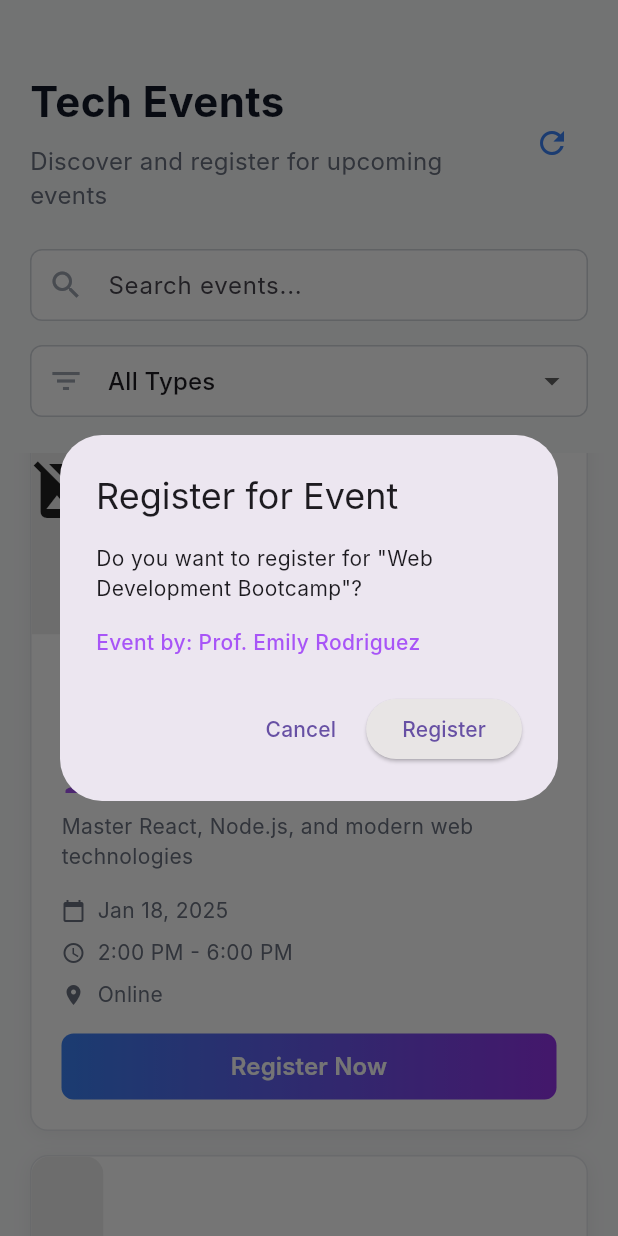
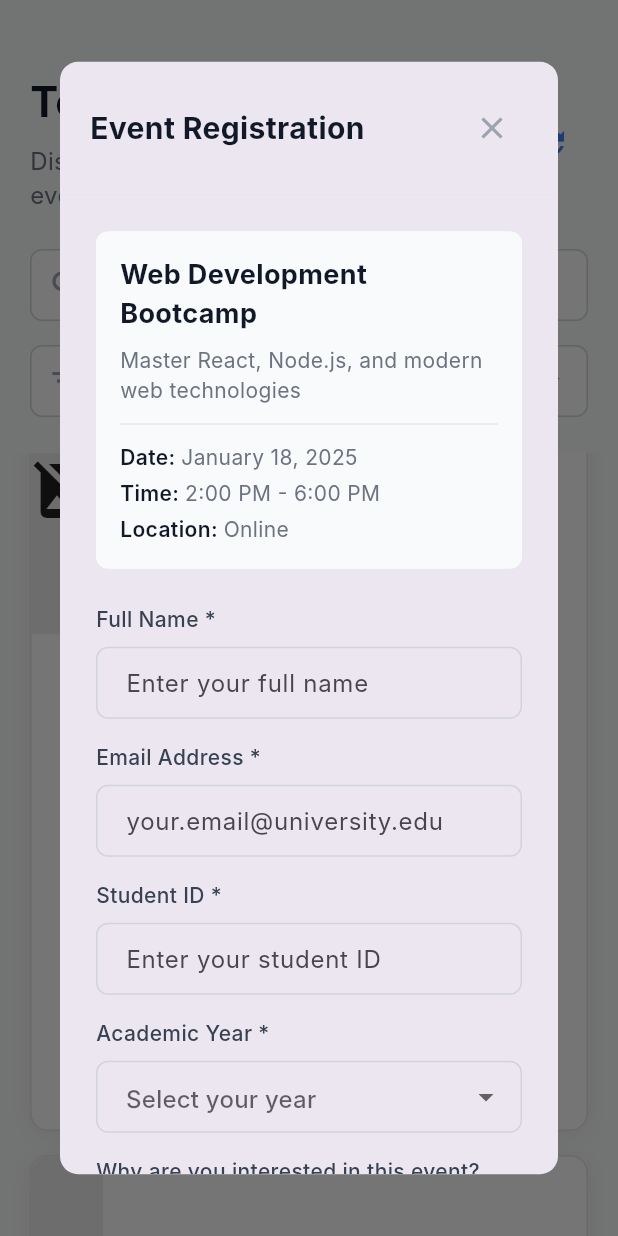
Before and after one commit to novvvv09/Skill-Link, a Flutter app: the EventsScreen screen opened directly, scrolled down 1152 dp, after a tap on "Register Now", on a phone screen of 412 x 824 dp. Run offline on Flutter 3.47's test engine with Material 3 defaults, Android fonts, the phone set to English and light mode, and no system bars; our stand-ins replace cloud_firestore, firebase_auth, firebase_core; accounts and stored records are empty; network calls fail; Roboto replaces fonts that are missing (Inter).

Commit message:
modified files

```diff
--- a/lib/student/event_registration_modal.dart
+++ b/lib/student/event_registration_modal.dart
@@ -1,10 +1,17 @@
 import 'package:flutter/material.dart';
+import 'package:firebase_auth/firebase_auth.dart';
+import 'package:cloud_firestore/cloud_firestore.dart';
+import 'package:skill_link/student/notification_service.dart';
 
 class EventRegistrationModal extends StatefulWidget {
-  final Event event;
+  final Map<String, dynamic> event;
+  final VoidCallback onRegistered;
 
-  const EventRegistrationModal({Key? key, required this.event})
-    : super(key: key);
+  const EventRegistrationModal({
+    Key? key,
+    required this.event,
+    required this.onRegistered,
+  }) : super(key: key);
 
   @override
   State<EventRegistrationModal> createState() => _EventRegistrationModalState();
@@ -12,6 +19,7 @@ class EventRegistrationModal extends StatefulWidget {
 
 class _EventRegistrationModalState extends State<EventRegistrationModal> {
   final _formKey = GlobalKey<FormState>();
+  final User? _currentUser = FirebaseAuth.instance.currentUser;
   String _step = 'form'; // 'form' or 'success'
 
   final _nameController = TextEditingController();
@@ -19,12 +27,125 @@ class _EventRegistrationModalState extends State<EventRegistrationModal> {
   final _studentIdController = TextEditingController();
   final _interestsController = TextEditingController();
   String _selectedYear = '';
+  bool _isSubmitting = false;
 
-  void _handleSubmit() {
-    if (_formKey.currentState!.validate()) {
+  @override
+  void initState() {
+    super.initState();
+    _loadUserData();
+  }
+
+  Future<void> _loadUserData() async {
+    if (_currentUser == null) return;
+
+    try {
+      final userDoc = await FirebaseFirestore.instance
+          .collection('users')
+          .doc(_currentUser!.uid)
+          .get();
+
+      if (userDoc.exists) {
+        final userData = userDoc.data();
+        setState(() {
+          _nameController.text = userData?['fullName'] ?? '';
+          _emailController.text =
+              userData?['email'] ?? _currentUser!.email ?? '';
+          _studentIdController.text = userData?['studentId'] ?? '';
+        });
+      }
+    } catch (e) {
+      print('Error loading user data: $e');
+    }
+  }
+
+  Future<void> _handleSubmit() async {
+    if (!_formKey.currentState!.validate()) return;
+
+    if (_currentUser == null) {
+      ScaffoldMessenger.of(context).showSnackBar(
+        const SnackBar(
+          content: Text('You must be logged in to register'),
+          backgroundColor: Colors.red,
+        ),
+      );
+      return;
+    }
+
+    setState(() => _isSubmitting = true);
+
+    try {
+      // Check if already registered
+      final regCheck = await FirebaseFirestore.instance
+          .collection('events')
+          .doc(widget.event['id'])
+          .collection('registrations')
+          .doc(_currentUser!.uid)
+          .get();
+
+      if (regCheck.exists) {
+        if (mounted) {
+          ScaffoldMessenger.of(context).showSnackBar(
+            const SnackBar(
+              content: Text('You are already registered for this event'),
+              backgroundColor: Color(0xFF10B981),
+            ),
+          );
+          Navigator.pop(context);
+        }
+        return;
+      }
+
+      // Register student
+      await FirebaseFirestore.instance
+          .collection('events')
+          .doc(widget.event['id'])
+          .collection('registrations')
+          .doc(_currentUser!.uid)
+          .set({
+            'studentId': _currentUser!.uid,
+            'studentName': _nameController.text.trim(),
+            'studentEmail': _emailController.text.trim(),
+            'studentIdNumber': _studentIdController.text.trim(),
+            'academicYear': _selectedYear,
+            'interests': _interestsController.text.trim(),
+            'registeredAt': Timestamp.fromDate(DateTime.now()),
+          });
+
+      // Update registered count
+      await FirebaseFirestore.instance
+          .collection('events')
+          .doc(widget.event['id'])
+          .update({'registeredCount': FieldValue.increment(1)});
+
+      // Update student's event count
+      await FirebaseFirestore.instance
+          .collection('users')
+          .doc(_currentUser!.uid)
+          .update({'stats.eventsAttended': FieldValue.increment(1)});
+
+      //  SEND NOTIFICATION TO PROFESSOR
+      await NotificationService.notifyEventRegistration(
+        professorId: widget.event['createdBy'],
+        studentName: _nameController.text.trim(),
+        eventTitle: widget.event['title'],
+        eventId: widget.event['id'],
+      );
+
+      if (mounted) {
         setState(() {
           _step = 'success';
+          _isSubmitting = false;
         });
+        widget.onRegistered();
+      }
+    } catch (e) {
+      print('Error registering for event: $e');
+      if (mounted) {
+        setState(() => _isSubmitting = false);
+        ScaffoldMessenger.of(context).showSnackBar(
+          SnackBar(content: Text('Error: $e'), backgroundColor: Colors.red),
+        );
+      }
     }
   }
 
@@ -96,7 +217,7 @@ class _EventRegistrationModalState extends State<EventRegistrationModal> {
             crossAxisAlignment: CrossAxisAlignment.start,
             children: [
               Text(
-                widget.event.title,
+                widget.event['title'],
                 style: const TextStyle(
                   fontSize: 18,
                   fontWeight: FontWeight.bold,
@@ -105,7 +226,7 @@ class _EventRegistrationModalState extends State<EventRegistrationModal> {
               ),
               const SizedBox(height: 8),
               Text(
-                widget.event.description,
+                widget.event['description'],
                 style: const TextStyle(fontSize: 14, color: Color(0xFF6B7280)),
               ),
               const SizedBox(height: 12),
@@ -116,11 +237,11 @@ class _EventRegistrationModalState extends State<EventRegistrationModal> {
                 ),
                 child: Column(
                   children: [
-                    _buildInfoRow('Date', _formatDate(widget.event.date)),
+                    _buildInfoRow('Date', _formatDate(widget.event['date'])),
                     const SizedBox(height: 4),
-                    _buildInfoRow('Time', widget.event.time),
+                    _buildInfoRow('Time', widget.event['time']),
                     const SizedBox(height: 4),
-                    _buildInfoRow('Location', widget.event.location),
+                    _buildInfoRow('Location', widget.event['location']),
                   ],
                 ),
               ),
@@ -362,7 +483,7 @@ class _EventRegistrationModalState extends State<EventRegistrationModal> {
                 width: double.infinity,
                 height: 48,
                 child: ElevatedButton(
-                  onPressed: _handleSubmit,
+                  onPressed: _isSubmitting ? null : _handleSubmit,
                   style: ElevatedButton.styleFrom(
                     backgroundColor: const Color(0xFF3B82F6),
                     foregroundColor: Colors.white,
@@ -370,9 +491,23 @@ class _EventRegistrationModalState extends State<EventRegistrationModal> {
                       borderRadius: BorderRadius.circular(8),
                     ),
                   ),
-                  child: const Text(
+                  child: _isSubmitting
+                      ? const SizedBox(
+                          height: 20,
+                          width: 20,
+                          child: CircularProgressIndicator(
+                            strokeWidth: 2,
+                            valueColor: AlwaysStoppedAnimation<Color>(
+                              Colors.white,
+                            ),
+                          ),
+                        )
+                      : const Text(
                           'Complete Registration',
-                    style: TextStyle(fontSize: 16, fontWeight: FontWeight.w600),
+                          style: TextStyle(
+                            fontSize: 16,
+                            fontWeight: FontWeight.w600,
+                          ),
                         ),
                 ),
               ),
@@ -393,8 +528,8 @@ class _EventRegistrationModalState extends State<EventRegistrationModal> {
             Container(
               width: 64,
               height: 64,
-              decoration: BoxDecoration(
-                color: const Color(0xFFD1FAE5),
+              decoration: const BoxDecoration(
+                color: Color(0xFFD1FAE5),
                 shape: BoxShape.circle,
               ),
               child: const Icon(
@@ -425,7 +560,7 @@ class _EventRegistrationModalState extends State<EventRegistrationModal> {
                   children: [
                     const TextSpan(text: "You've successfully registered for "),
                     TextSpan(
-                      text: widget.event.title,
+                      text: widget.event['title'],
                       style: const TextStyle(
                         color: Color(0xFF111827),
                         fontWeight: FontWeight.w600,
@@ -494,6 +629,9 @@ class _EventRegistrationModalState extends State<EventRegistrationModal> {
   }
 
   String _formatDate(String dateString) {
+    if (dateString.isEmpty) return 'TBD';
+
+    try {
       final date = DateTime.parse(dateString);
       final months = [
         'January',
@@ -510,6 +648,9 @@ class _EventRegistrationModalState extends State<EventRegistrationModal> {
         'December',
       ];
       return '${months[date.month - 1]} ${date.day}, ${date.year}';
+    } catch (e) {
+      return dateString;
+    }
   }
 
   @override
@@ -521,27 +662,3 @@ class _EventRegistrationModalState extends State<EventRegistrationModal> {
     super.dispose();
   }
 }
-
-// Event Model (add this if not already present)
-class Event {
-  final String id;
-  final String title;
-  final String type;
-  final String date;
-  final String time;
-  final String location;
-  final String description;
-
-  Event({
-    required this.id,
-    required this.title,
-    required this.type,
-    required this.date,
-    required this.time,
-    required this.location,
-    required this.description,
-    required this.imageUrl,
-  });
-
-  final String imageUrl;
-}
--- a/lib/student/event_screen.dart
+++ b/lib/student/event_screen.dart
@@ -1,5 +1,3 @@
-// ignore_for_file: unused_import
-
 import 'package:flutter/material.dart';
 import 'package:firebase_auth/firebase_auth.dart';
 import 'package:cloud_firestore/cloud_firestore.dart';
@@ -119,11 +117,10 @@ class _EventsScreenState extends State<EventsScreen> {
   void _showRegistrationModal(Map<String, dynamic> event) {
     showDialog(
       context: context,
-      builder: (context) => EventRegistrationDialog(
+      builder: (context) => EventRegistrationModal(
         event: event,
         onRegistered: () {
-          // Reload events after registration
-          _loadEvents();
+          _loadEvents(); // Reload events after registration
         },
       ),
     );
```
Also changed, not shown: lib/student/notification_screen.dart (+14 -6 lines). Lines whose indentation alone changed are shown as unchanged.
